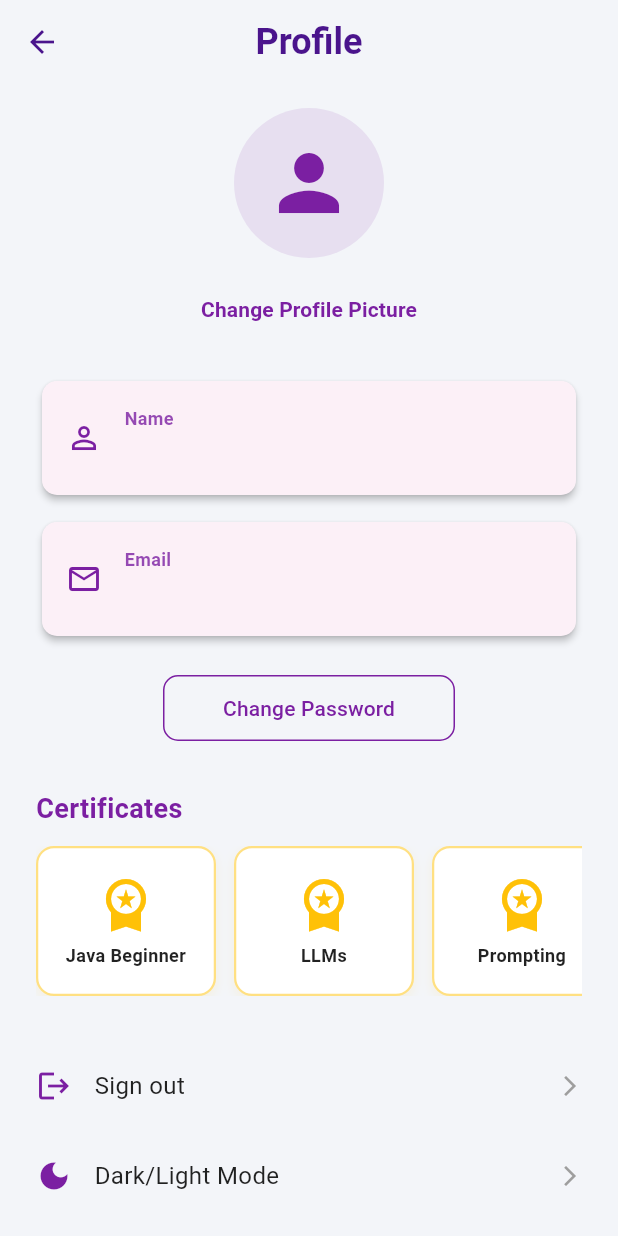
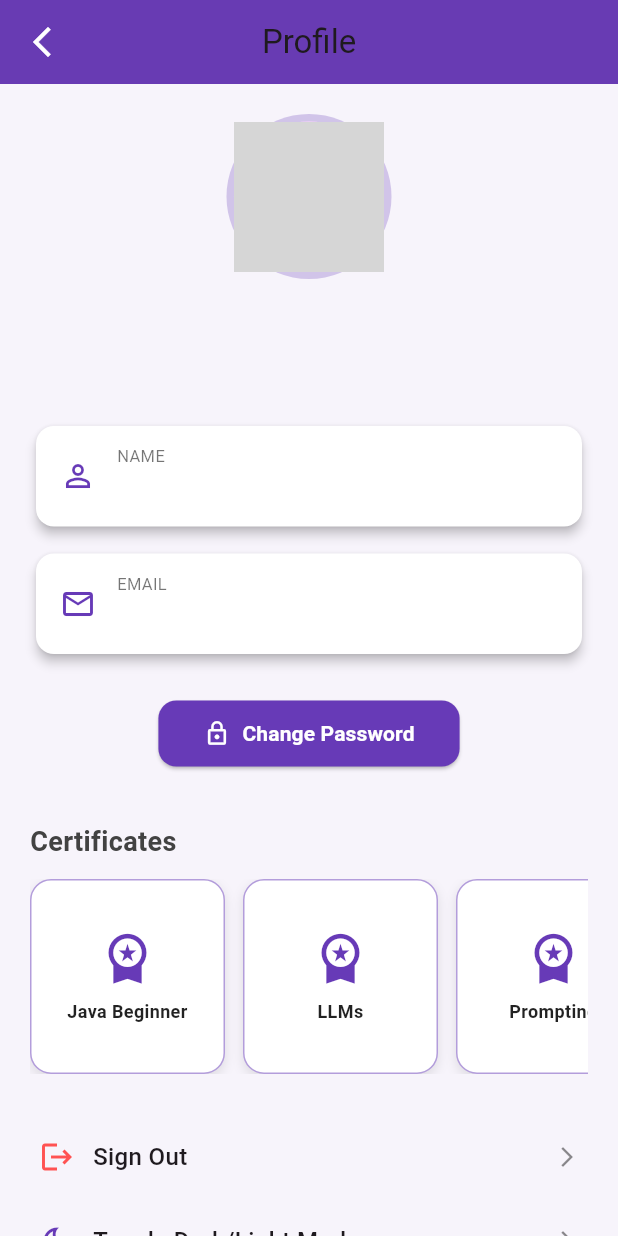
Before and after one commit to OtiliaTorgby/EduXcel, a Flutter app: the ProfileScreen screen opened by its route, on a phone screen of 412 x 824 dp. Run offline on Flutter 3.47's test engine with Material 3 defaults, Android fonts, the light colour scheme and no system bars; our stand-ins replace cloud_firestore, firebase_auth, firebase_core, flutter_dotenv, google_sign_in; accounts and stored records are empty; network calls fail; grey boxes are pictures that could not be loaded.

Commit message:
updated profile screen

```diff
--- a/lib/screens/home_page.dart
+++ b/lib/screens/home_page.dart
@@ -249,41 +249,7 @@ class StudentHomePage extends StatelessWidget {
                     onTap: () => Navigator.push(context, MaterialPageRoute(builder: (_) => const FeedbackPage())),
                   ),
 
-                  // promotional banner
-                  const SizedBox(height: 6),
-                  Card(
-                    shape: RoundedRectangleBorder(borderRadius: BorderRadius.circular(14)),
-                    color: primary.withOpacity(0.04),
-                    elevation: 0,
-                    child: Padding(
-                      padding: const EdgeInsets.all(14),
-                      child: Row(
-                        children: [
-                          Expanded(
-                            child: Column(
-                              crossAxisAlignment: CrossAxisAlignment.start,
-                              children: [
-                                const Text('New Program: Design Thinking', style: TextStyle(fontWeight: FontWeight.bold)),
-                                const SizedBox(height: 6),
-                                Text('Enroll now to learn practical problem solving techniques and projects.', style: TextStyle(color: colorScheme.secondary)),
-                              ],
-                            ),
-                          ),
-                          ElevatedButton(
-                            onPressed: () {
-                              // Example: navigate to program list or specific program
-                              Navigator.push(context, MaterialPageRoute(builder: (_) => const ProgramListScreen()));
-                            },
-                            style: ElevatedButton.styleFrom(
-                              shape: RoundedRectangleBorder(borderRadius: BorderRadius.circular(12)),
-                              backgroundColor: primary,
-                            ),
-                            child: const Text('Explore', style: TextStyle(color: Colors.white)),
-                          )
-                        ],
-                      ),
-                    ),
-                  ),
+
 
                   const SizedBox(height: 18),
                   const Text('Support & Settings', style: TextStyle(fontSize: 16, fontWeight: FontWeight.bold)),
@@ -314,7 +280,7 @@ class StudentHomePage extends StatelessWidget {
                   _actionCard(
                     context,
                     title: 'Sign Out',
-                    subtitle: 'Sign out from your account on this device',
+                    subtitle: 'Sign out from your account on this device. Bye bye.',
                     icon: Icons.logout,
                     onTap: () async => _signOut(context),
                     dense: true,
--- a/lib/screens/profile_screen.dart
+++ b/lib/screens/profile_screen.dart
@@ -1,37 +1,33 @@
 import 'package:flutter/material.dart';
 import 'package:firebase_auth/firebase_auth.dart';
-import 'package:google_sign_in/google_sign_in.dart'; // For sign out action
-
-// Assume this is where the Firebase user data is being fetched.
-// To make this screen work, we'll fetch the current user.
+import 'package:google_sign_in/google_sign_in.dart';
 
 class ProfileScreen extends StatelessWidget {
   const ProfileScreen({super.key});
 
   @override
   Widget build(BuildContext context) {
-    // 1. Get the current authenticated user (guaranteed to be non-null if navigated from HomePage)
     final User? user = FirebaseAuth.instance.currentUser;
 
     return Scaffold(
-      backgroundColor: const Color(0xFFF3F5F9),
+      backgroundColor: const Color(0xFFF7F4FB),
       appBar: AppBar(
         title: const Text('Profile'),
+        centerTitle: true,
+        backgroundColor: const Color(0xFF673AB7),
+        elevation: 2,
         leading: IconButton(
-          icon: const Icon(Icons.arrow_back, color: Color(0xFF4A148C)), // Using Deep Purple equivalent
+          icon: const Icon(Icons.arrow_back_ios_new, color: Colors.white),
           onPressed: () => Navigator.pop(context),
         ),
-        centerTitle: true,
-        backgroundColor: Colors.transparent,
-        elevation: 0,
-        titleTextStyle: Theme.of(context).textTheme.headlineSmall?.copyWith(
-          color: const Color(0xFF4A148C),
-          fontWeight: FontWeight.bold,
       ),
+      body: user == null
+          ? const Center(
+        child: Text(
+          'User not signed in.',
+          style: TextStyle(color: Colors.black54, fontSize: 18),
         ),
-      // 2. Pass the user object to the body
-      body: user == null
-          ? const Center(child: Text('User not signed in.'))
+      )
           : SingleChildScrollView(child: ProfileBody(user: user)),
     );
   }
@@ -41,12 +37,9 @@ class ProfileBody extends StatelessWidget {
   final User user;
   const ProfileBody({super.key, required this.user});
 
-  // Function to handle sign out
   Future<void> _signOut(BuildContext context) async {
     await FirebaseAuth.instance.signOut();
     await GoogleSignIn().signOut();
-
-    // Navigate back to the sign-in screen by pushing the root route
     if (context.mounted) {
       Navigator.of(context).pushNamedAndRemoveUntil('/', (route) => false);
     }
@@ -54,101 +47,73 @@ class ProfileBody extends StatelessWidget {
 
   @override
   Widget build(BuildContext context) {
-    // Use the theme colors for a consistent purple aesthetic
-    final Color primaryColor = const Color(0xFF7B1FA2);
+    const primary = Color(0xFF673AB7);
+    const lightPurple = Color(0xFFD1C4E9);
 
-    // Fallback for display name
     final String displayName = user.displayName ?? user.email?.split('@')[0] ?? 'User';
     const String fallbackImageUrl = 'https://www.gravatar.com/avatar?d=mp';
 
     return Padding(
-      padding: const EdgeInsets.symmetric(horizontal: 24, vertical: 16),
+      padding: const EdgeInsets.all(20),
       child: Column(
         crossAxisAlignment: CrossAxisAlignment.center,
         children: [
-
+          // Profile avatar with a subtle accent border
           CircleAvatar(
+            radius: 55,
+            backgroundColor: lightPurple,
+            child: CircleAvatar(
               radius: 50,
-            backgroundColor: primaryColor.withOpacity(0.1),
-            // Use a child widget to handle network image loading and errors
-            child: ClipOval(
-              child: SizedBox(
-                width: 100, // 2 * radius
-                height: 100, // 2 * radius
-                child: Image.network(
-                  user.photoURL ?? fallbackImageUrl, // Use the user photo or a fallback
-                  fit: BoxFit.cover,
-                  loadingBuilder: (context, child, loadingProgress) {
-                    // Show a circular indicator while the image is loading
-                    if (loadingProgress == null) return child;
-                    return Center(
-                      child: CircularProgressIndicator(
-                        color: primaryColor,
-                        value: loadingProgress.expectedTotalBytes != null
-                            ? loadingProgress.cumulativeBytesLoaded / loadingProgress.expectedTotalBytes!
-                            : null,
-                      ),
-                    );
-                  },
-                  errorBuilder: (context, error, stackTrace) {
-                    // 🛑 If the photoURL is invalid or loading fails, show the fallback icon
-                    debugPrint('Profile photo loading failed: $error');
-                    return Icon(
-                      Icons.person,
-                      size: 60,
-                      color: primaryColor,
-                    );
-                  },
+              backgroundImage: NetworkImage(user.photoURL ?? fallbackImageUrl),
+              onBackgroundImageError: (_, __) {},
             ),
           ),
+          const SizedBox(height: 12),
+          Text(
+            displayName,
+            style: const TextStyle(
+              fontSize: 22,
+              fontWeight: FontWeight.bold,
+              color: Colors.black87,
             ),
           ),
-          const SizedBox(height: 10),
-          TextButton(
-            onPressed: () {
-              // TODO: Implement image selection and upload logic
-            },
-            child: Text(
-              'Change Profile Picture',
-              style: TextStyle(color: primaryColor, fontWeight: FontWeight.w600),
+          const SizedBox(height: 5),
+          Text(
+            user.email ?? '',
+            style: const TextStyle(color: Colors.black54),
           ),
-          ),
-          const SizedBox(height: 20),
+          const SizedBox(height: 25),
 
-          // --- User Info Cards ---
+          // Info Cards (white with subtle shadows)
           _buildInfoCard(
-              context,
             icon: Icons.person_outline,
             label: 'Name',
             value: displayName,
-              color: primaryColor
           ),
           const SizedBox(height: 10),
           _buildInfoCard(
-              context,
             icon: Icons.email_outlined,
             label: 'Email',
             value: user.email ?? 'N/A',
-              color: primaryColor
-          ),
-          const SizedBox(height: 20),
-
-          // --- Action Button ---
-          OutlinedButton(
-            onPressed: () {
-              // TODO: Implement password change dialog/screen
-            },
-            style: OutlinedButton.styleFrom(
-              foregroundColor: primaryColor,
-              side: BorderSide(color: primaryColor),
-              padding: const EdgeInsets.symmetric(horizontal: 40, vertical: 12),
-              shape: RoundedRectangleBorder(borderRadius: BorderRadius.circular(10)),
-            ),
-            child: const Text('Change Password'),
           ),
 
-          // --- Certificates Section ---
-          const SizedBox(height: 30),
+          const SizedBox(height: 25),
+
+          ElevatedButton.icon(
+            onPressed: () {},
+            style: ElevatedButton.styleFrom(
+              backgroundColor: primary,
+              foregroundColor: Colors.white,
+              padding: const EdgeInsets.symmetric(horizontal: 30, vertical: 12),
+              shape: RoundedRectangleBorder(borderRadius: BorderRadius.circular(12)),
+            ),
+            icon: const Icon(Icons.lock_outline),
+            label: const Text('Change Password', style: TextStyle(fontWeight: FontWeight.w600)),
+          ),
+
+          const SizedBox(height: 35),
+
+          // Certificates header
           Align(
             alignment: Alignment.centerLeft,
             child: Text(
@@ -156,13 +121,15 @@ class ProfileBody extends StatelessWidget {
               style: TextStyle(
                 fontWeight: FontWeight.bold,
                 fontSize: 18,
-                  color: primaryColor
+                color: Colors.grey[800],
               ),
             ),
           ),
           const SizedBox(height: 12),
+
+          // Certificates scroll (lighter purple tone)
           SizedBox(
-            height: 100,
+            height: 130,
             child: ListView(
               scrollDirection: Axis.horizontal,
               children: const [
@@ -175,61 +142,53 @@ class ProfileBody extends StatelessWidget {
             ),
           ),
 
-          // --- Bottom Actions ---
-          const SizedBox(height: 40),
+          const SizedBox(height: 35),
+
+          // Action rows
           _buildActionRow(
-              context,
             icon: Icons.logout,
-              label: 'Sign out',
+            label: 'Sign Out',
             onTap: () => _signOut(context),
-              color: primaryColor
+            color: Colors.redAccent,
           ),
-          const SizedBox(height: 20),
+          const SizedBox(height: 16),
           _buildActionRow(
-              context,
-              icon: Icons.dark_mode,
-              label: 'Dark/Light Mode',
-              onTap: () {
-                // TODO: Implement theme toggle logic
-              },
-              color: primaryColor
+            icon: Icons.dark_mode_outlined,
+            label: 'Toggle Dark/Light Mode',
+            onTap: () {},
+            color: primary,
           ),
-          const SizedBox(height: 20),
         ],
       ),
     );
   }
 
-  // Helper Widget for structured info display
-  Widget _buildInfoCard(BuildContext context, {required IconData icon, required String label, required String value, required Color color}) {
+  Widget _buildInfoCard({
+    required IconData icon,
+    required String label,
+    required String value,
+  }) {
     return Card(
-      elevation: 2,
-      shape: RoundedRectangleBorder(borderRadius: BorderRadius.circular(10)),
+      elevation: 3,
+      color: Colors.white,
+      shape: RoundedRectangleBorder(borderRadius: BorderRadius.circular(12)),
       child: Padding(
-        padding: const EdgeInsets.all(16.0),
+        padding: const EdgeInsets.symmetric(horizontal: 16, vertical: 12),
         child: Row(
           children: [
-            Icon(icon, color: color, size: 24),
-            const SizedBox(width: 15),
+            Icon(icon, color: const Color(0xFF673AB7)),
+            const SizedBox(width: 14),
             Column(
               crossAxisAlignment: CrossAxisAlignment.start,
               children: [
                 Text(
-                  label,
-                  style: TextStyle(
-                      fontWeight: FontWeight.bold,
-                      fontSize: 12,
-                      color: color.withOpacity(0.8)
-                  ),
+                  label.toUpperCase(),
+                  style: const TextStyle(fontSize: 11, color: Colors.black54),
                 ),
                 const SizedBox(height: 4),
                 Text(
                   value,
-                  style: const TextStyle(
-                      fontWeight: FontWeight.normal,
-                      fontSize: 16,
-                      color: Colors.black87
-                  ),
+                  style: const TextStyle(fontSize: 16, fontWeight: FontWeight.w500),
                 ),
               ],
             ),
@@ -239,22 +198,28 @@ class ProfileBody extends StatelessWidget {
     );
   }
 
-  // Helper Widget for bottom actions
-  Widget _buildActionRow(BuildContext context, {required IconData icon, required String label, required VoidCallback onTap, required Color color}) {
+  Widget _buildActionRow({
+    required IconData icon,
+    required String label,
+    required VoidCallback onTap,
+    required Color color,
+  }) {
     return InkWell(
       onTap: onTap,
+      borderRadius: BorderRadius.circular(10),
       child: Padding(
-        padding: const EdgeInsets.symmetric(vertical: 8.0),
+        padding: const EdgeInsets.symmetric(vertical: 8, horizontal: 6),
         child: Row(
           children: [
-            Icon(icon, color: color, size: 24),
-            const SizedBox(width: 15),
-            Text(
+            Icon(icon, color: color),
+            const SizedBox(width: 12),
+            Expanded(
+              child: Text(
                 label,
-              style: const TextStyle(fontSize: 16, color: Colors.black87),
+                style: const TextStyle(fontSize: 16, fontWeight: FontWeight.w500),
               ),
-            const Spacer(),
-            const Icon(Icons.arrow_forward_ios, size: 16, color: Colors.grey),
+            ),
+            const Icon(Icons.arrow_forward_ios, size: 16, color: Colors.black45),
           ],
         ),
       ),
@@ -270,29 +235,33 @@ class CertificateCard extends StatelessWidget {
   Widget build(BuildContext context) {
     return Container(
       margin: const EdgeInsets.only(right: 12),
-      width: 120, // Increased width slightly
+      width: 130,
       decoration: BoxDecoration(
         color: Colors.white,
-        borderRadius: BorderRadius.circular(12),
-        border: Border.all(color: Colors.amber.shade200, width: 1.5),
+        borderRadius: BorderRadius.circular(14),
         boxShadow: [
           BoxShadow(
-            color: Colors.amber.withOpacity(0.1),
+            color: Colors.black.withOpacity(0.1),
             blurRadius: 6,
             offset: const Offset(0, 3),
           ),
         ],
+        border: Border.all(color: const Color(0xFFB39DDB), width: 1),
       ),
       child: Column(
         mainAxisAlignment: MainAxisAlignment.center,
         children: [
-          const Icon(Icons.workspace_premium, size: 40, color: Colors.amber),
-          const SizedBox(height: 6),
+          const Icon(Icons.workspace_premium, size: 38, color: Color(0xFF673AB7)),
+          const SizedBox(height: 8),
           Padding(
             padding: const EdgeInsets.symmetric(horizontal: 4.0),
             child: Text(
               title,
-              style: const TextStyle(fontSize: 12, fontWeight: FontWeight.w600, color: Colors.black87),
+              style: const TextStyle(
+                fontSize: 12,
+                fontWeight: FontWeight.w600,
+                color: Colors.black87,
+              ),
               textAlign: TextAlign.center,
               maxLines: 2,
               overflow: TextOverflow.ellipsis,
```
Lines whose indentation alone changed are shown as unchanged.
